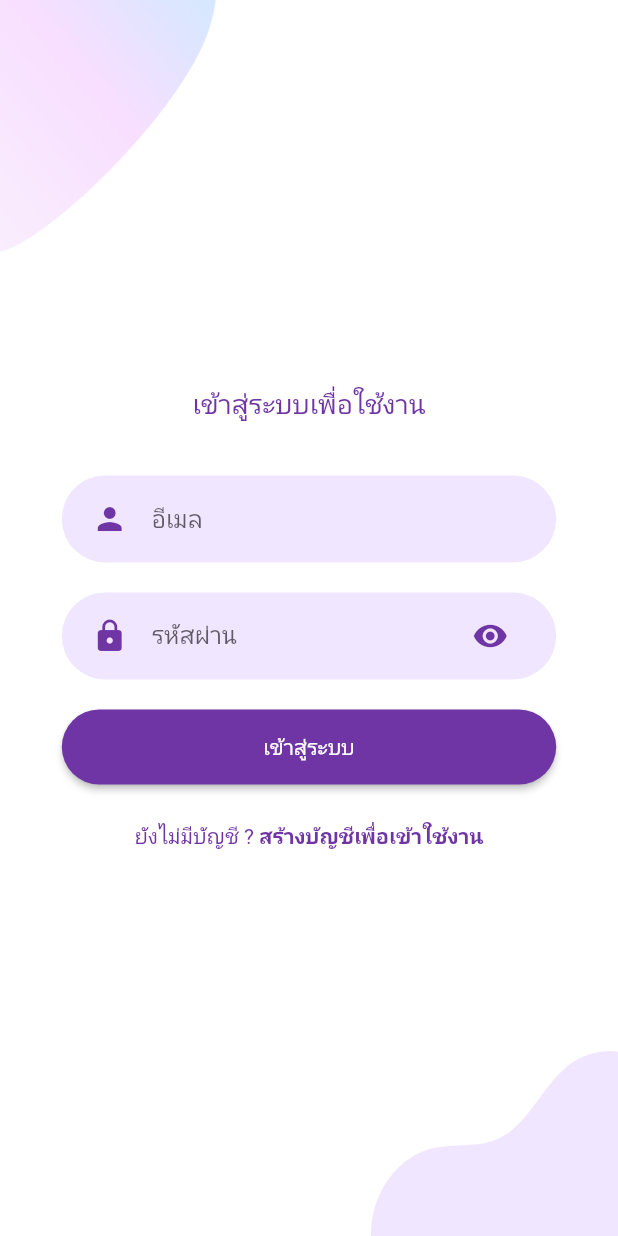
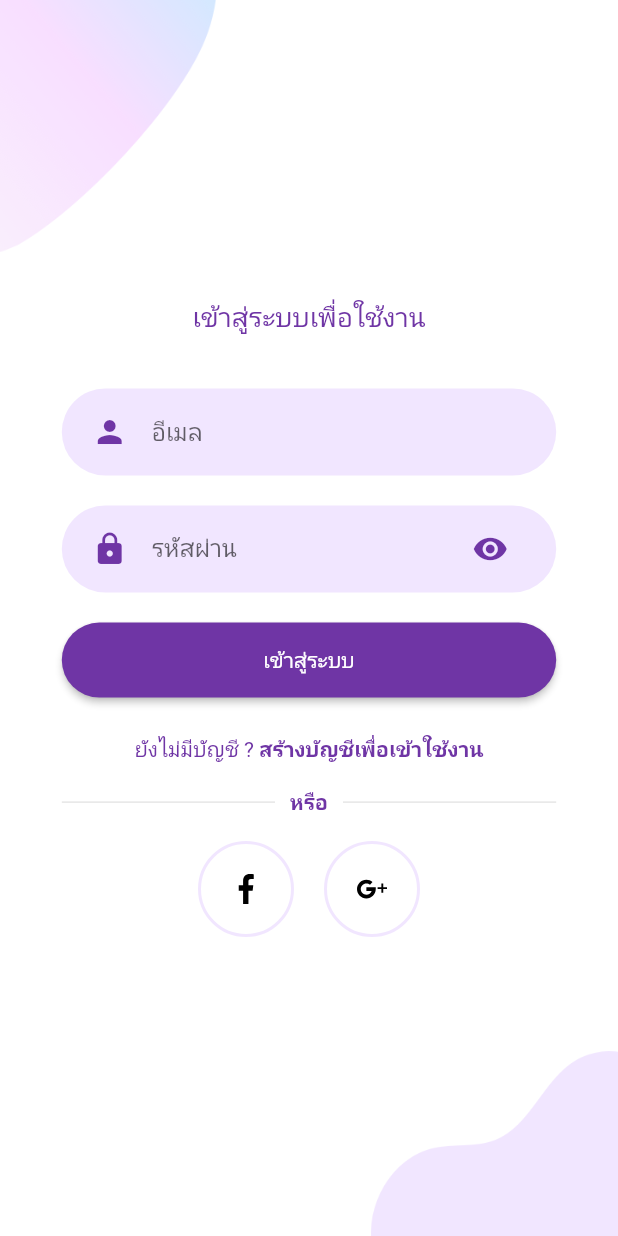
Before and after one commit to numvarn/flutter_base_project, a Flutter app: the screen it shows after launch, after a tap on "LOGIN", on a phone screen of 412 x 824 dp. Run offline on Flutter 3.47's test engine with Material 2 defaults, Android fonts, the phone set to English and light mode, and no system bars; drawn by our look-alikes of rounded_loading_button; our stand-ins replace cached_network_image, carousel_slider, dotted_decoration, firebase_auth, firebase_core, flutter_datetime_picker and 8 more; missing offline and left inert: multi_image_picker, smart_select; accounts and stored records are empty; Roboto replaces fonts that are missing (Kanit); project files that could hold a hidden picture were left out.

Commit message:
backup before setup google sign-in

```diff
--- a/lib/screens/login/components/body.dart
+++ b/lib/screens/login/components/body.dart
@@ -1,6 +1,8 @@
 import 'package:base_project/class/auth.dart';
 import 'package:base_project/constants.dart';
 import 'package:base_project/screens/operations/operations_screen.dart';
+import 'package:base_project/screens/signup/components/or_divider.dart';
+import 'package:base_project/screens/signup/components/social_icon.dart';
 import 'package:firebase_auth/firebase_auth.dart';
 import 'package:flutter/material.dart';
 import 'package:base_project/screens/login/components/background.dart';
@@ -125,6 +127,23 @@ class _BodyState extends State<Body> {
                   );
                 },
               ),
+              OrDivider(),
+              Row(
+                mainAxisAlignment: MainAxisAlignment.center,
+                children: <Widget>[
+                  SocalIcon(
+                    iconSrc: "assets/icons/facebook.svg",
+                    press: () {},
+                  ),
+                  SocalIcon(
+                    iconSrc: "assets/icons/google-plus.svg",
+                    press: () {
+                      var authHandler = new Auth();
+                      authHandler.signInWithGoogle();
+                    },
+                  ),
+                ],
+              )
             ],
           ),
         ),
--- a/pubspec.yaml
+++ b/pubspec.yaml
@@ -46,6 +46,7 @@ dependencies:
   material_floating_search_bar: ^0.3.4
   firebase_core: ^1.2.0
   firebase_auth: ^1.2.0
+  google_sign_in: ^5.0.4
 
 dev_dependencies:
   flutter_test:
```
Also changed, not shown: lib/class/auth.dart (+18 -0 lines), pubspec.lock.
